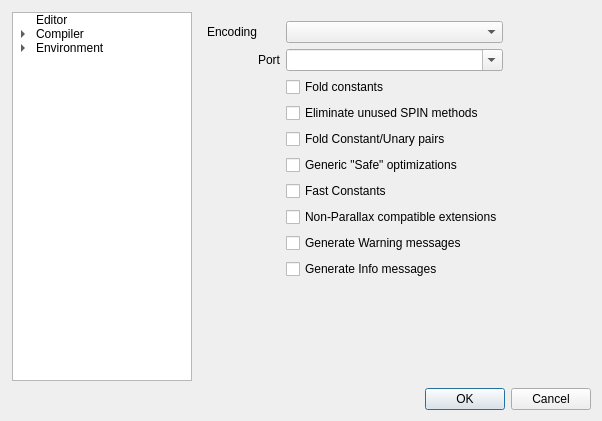
This is src/preferencesdialog.ui in rosco-pc/pzst as Qt 5 draws it before an edit. The edited form follows.
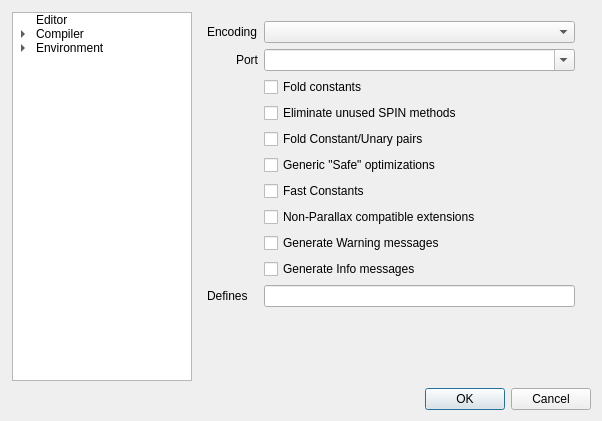
This is the edited form. The open tabs and pages were chosen to show the change. Icons and pictures are not drawn. Custom widgets are drawn as their Qt base class.

Commit message: compiler defines (this should be eventually moved to project manajer)

Diff of the .ui file:
```diff
--- a/src/preferencesdialog.ui
+++ b/src/preferencesdialog.ui
@@ -340,6 +340,16 @@
           <item row="0" column="1">
            <widget class="QComboBox" name="encoding"/>
           </item>
+          <item row="14" column="0">
+           <widget class="QLabel" name="label_9">
+            <property name="text">
+             <string>Defines</string>
+            </property>
+           </widget>
+          </item>
+          <item row="14" column="1">
+           <widget class="QLineEdit" name="defines"/>
+          </item>
          </layout>
         </widget>
         <widget class="QWidget" name="pageSearchPaths">
```
Left out of the diff: 2 changed lines with no effect on the pictures. The commit also changes 3 other files.
